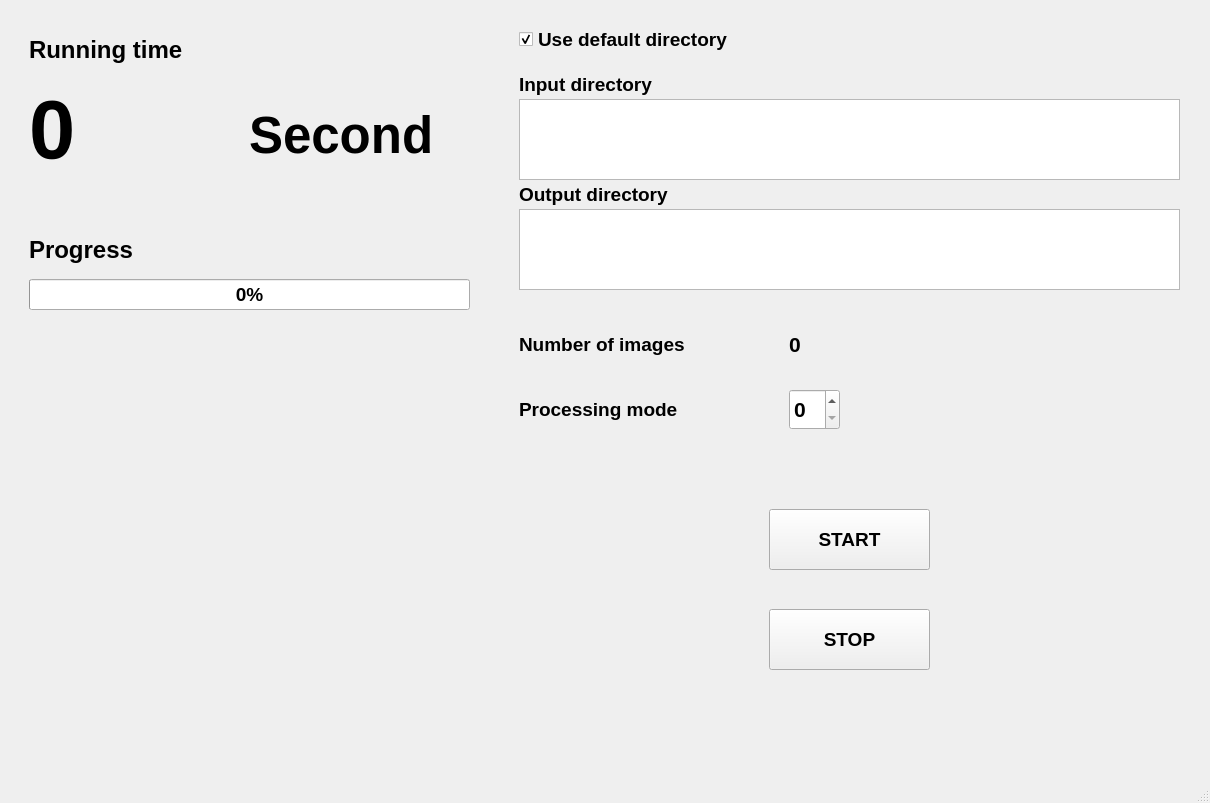
uyencorki/FISHEYE_Qt, file mainwindow.ui: the form before one commit.
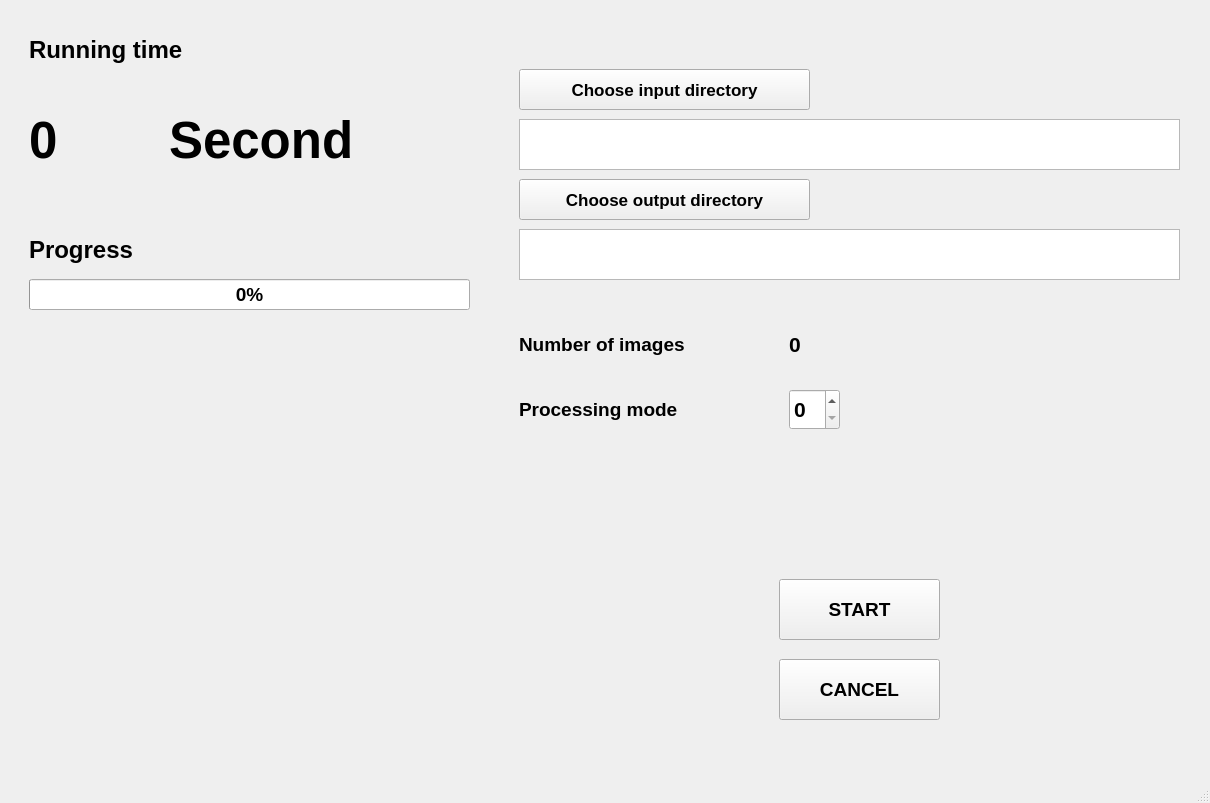
The form after the commit. Icons and pictures are not drawn.

```diff
--- a/mainwindow.ui
+++ b/mainwindow.ui
@@ -34,9 +34,9 @@
         <property name="geometry">
          <rect>
           <x>0</x>
-          <y>90</y>
+          <y>110</y>
           <width>661</width>
-          <height>81</height>
+          <height>51</height>
          </rect>
         </property>
         <property name="font">
@@ -54,53 +54,13 @@
 &lt;p style=&quot;-qt-paragraph-type:empty; margin-top:0px; margin-bottom:0px; margin-left:0px; margin-right:0px; -qt-block-indent:0; text-indent:0px;&quot;&gt;&lt;br /&gt;&lt;/p&gt;&lt;/body&gt;&lt;/html&gt;</string>
         </property>
        </widget>
-       <widget class="QLabel" name="label_2">
-        <property name="geometry">
-         <rect>
-          <x>0</x>
-          <y>50</y>
-          <width>231</width>
-          <height>51</height>
-         </rect>
-        </property>
-        <property name="font">
-         <font>
-          <pointsize>14</pointsize>
-          <weight>75</weight>
-          <bold>true</bold>
-         </font>
-        </property>
-        <property name="text">
-         <string>Input directory</string>
-        </property>
-       </widget>
-       <widget class="QLabel" name="label_3">
-        <property name="geometry">
-         <rect>
-          <x>0</x>
-          <y>160</y>
-          <width>261</width>
-          <height>51</height>
-         </rect>
-        </property>
-        <property name="font">
-         <font>
-          <pointsize>14</pointsize>
-          <weight>75</weight>
-          <bold>true</bold>
-         </font>
-        </property>
-        <property name="text">
-         <string>Output directory</string>
-        </property>
-       </widget>
        <widget class="QTextEdit" name="output_folder">
         <property name="geometry">
          <rect>
           <x>0</x>
-          <y>200</y>
+          <y>220</y>
           <width>661</width>
-          <height>81</height>
+          <height>51</height>
          </rect>
         </property>
         <property name="font">
@@ -198,8 +158,8 @@
        <widget class="QPushButton" name="start">
         <property name="geometry">
          <rect>
-          <x>250</x>
-          <y>500</y>
+          <x>260</x>
+          <y>570</y>
           <width>161</width>
           <height>61</height>
          </rect>
@@ -215,37 +175,11 @@
          <string>START</string>
         </property>
        </widget>
-       <widget class="QCheckBox" name="checkBox">
-        <property name="geometry">
-         <rect>
-          <x>0</x>
-          <y>10</y>
-          <width>301</width>
-          <height>41</height>
-         </rect>
-        </property>
-        <property name="font">
-         <font>
-          <pointsize>14</pointsize>
-          <weight>75</weight>
-          <bold>true</bold>
-         </font>
-        </property>
-        <property name="text">
-         <string>Use default directory</string>
-        </property>
-        <property name="checked">
-         <bool>true</bool>
-        </property>
-        <property name="tristate">
-         <bool>false</bool>
-        </property>
-       </widget>
        <widget class="QPushButton" name="Stop_Button">
         <property name="geometry">
          <rect>
-          <x>250</x>
-          <y>600</y>
+          <x>260</x>
+          <y>650</y>
           <width>161</width>
           <height>61</height>
          </rect>
@@ -258,7 +192,47 @@
          </font>
         </property>
         <property name="text">
-         <string>STOP</string>
+         <string>CANCEL</string>
+        </property>
+       </widget>
+       <widget class="QPushButton" name="choose_input">
+        <property name="geometry">
+         <rect>
+          <x>0</x>
+          <y>60</y>
+          <width>291</width>
+          <height>41</height>
+         </rect>
+        </property>
+        <property name="font">
+         <font>
+          <pointsize>13</pointsize>
+          <weight>75</weight>
+          <bold>true</bold>
+         </font>
+        </property>
+        <property name="text">
+         <string>Choose input directory</string>
+        </property>
+       </widget>
+       <widget class="QPushButton" name="choose_output">
+        <property name="geometry">
+         <rect>
+          <x>0</x>
+          <y>170</y>
+          <width>291</width>
+          <height>41</height>
+         </rect>
+        </property>
+        <property name="font">
+         <font>
+          <pointsize>13</pointsize>
+          <weight>75</weight>
+          <bold>true</bold>
+         </font>
+        </property>
+        <property name="text">
+         <string>Choose output directory</string>
         </property>
        </widget>
       </widget>
@@ -266,14 +240,14 @@
        <property name="geometry">
         <rect>
          <x>20</x>
-         <y>60</y>
-         <width>211</width>
+         <y>70</y>
+         <width>131</width>
          <height>121</height>
         </rect>
        </property>
        <property name="font">
         <font>
-         <pointsize>62</pointsize>
+         <pointsize>38</pointsize>
          <weight>75</weight>
          <bold>true</bold>
          <strikeout>false</strikeout>
@@ -329,10 +303,10 @@
       <widget class="QLabel" name="spend_time_2">
        <property name="geometry">
         <rect>
-         <x>240</x>
+         <x>160</x>
          <y>60</y>
          <width>271</width>
-         <height>131</height>
+         <height>141</height>
         </rect>
        </property>
        <property name="font">
```
Left out of the diff: 13 changed lines with no effect on the pictures.
